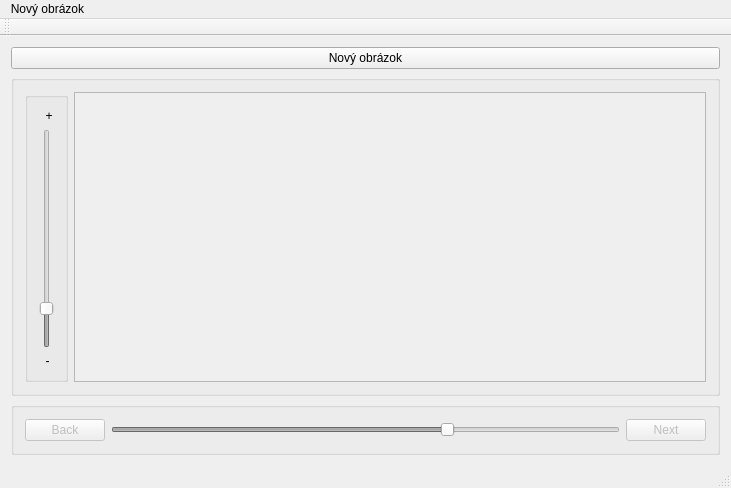
First picture: the form in final/mainwindow.ui, repository mixie/qt, before the edit.
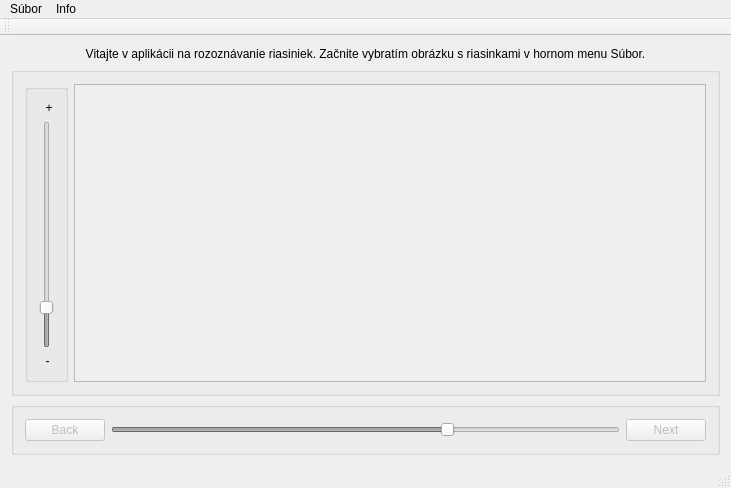
Second picture: the form after the edit.

```diff
--- a/final/mainwindow.ui
+++ b/final/mainwindow.ui
@@ -22,9 +22,15 @@
   <widget class="QWidget" name="centralWidget">
    <layout class="QVBoxLayout" name="verticalLayout_2">
     <item>
-     <widget class="QPushButton" name="newPictureB">
+     <widget class="QLabel" name="label_3">
       <property name="text">
-       <string>Nový obrázok</string>
+       <string>Vitajte v aplikácii na rozoznávanie riasiniek. Začnite vybratím obrázku s riasinkami v hornom menu Súbor.</string>
+      </property>
+      <property name="alignment">
+       <set>Qt::AlignCenter</set>
+      </property>
+      <property name="wordWrap">
+       <bool>true</bool>
       </property>
      </widget>
     </item>
@@ -172,12 +178,19 @@
      <height>27</height>
     </rect>
    </property>
-   <widget class="QMenu" name="menuObr_zok">
+   <widget class="QMenu" name="menuNov_obr_zok">
     <property name="title">
-     <string>Nový obrázok</string>
+     <string>Súbor</string>
     </property>
    </widget>
-   <addaction name="menuObr_zok"/>
+   <widget class="QMenu" name="menuAbout">
+    <property name="title">
+     <string>Info</string>
+    </property>
+    <addaction name="actionInfo"/>
+   </widget>
+   <addaction name="menuNov_obr_zok"/>
+   <addaction name="menuAbout"/>
   </widget>
  </widget>
  <layoutdefault spacing="6" margin="11"/>
```
Left out of the diff: 11 changed lines with no effect on the pictures.
